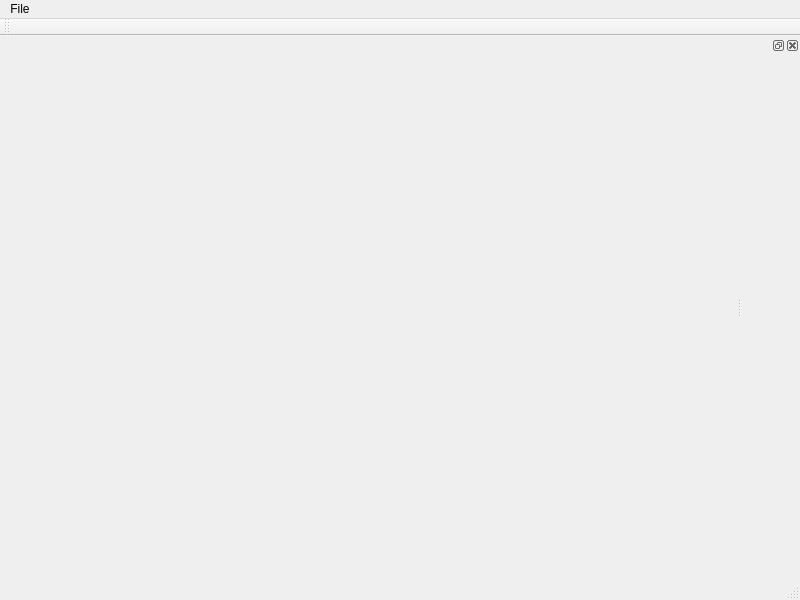
The window that form.ui (bgallois/LapsAnalyzer) describes before a commit, drawn with Qt 5.
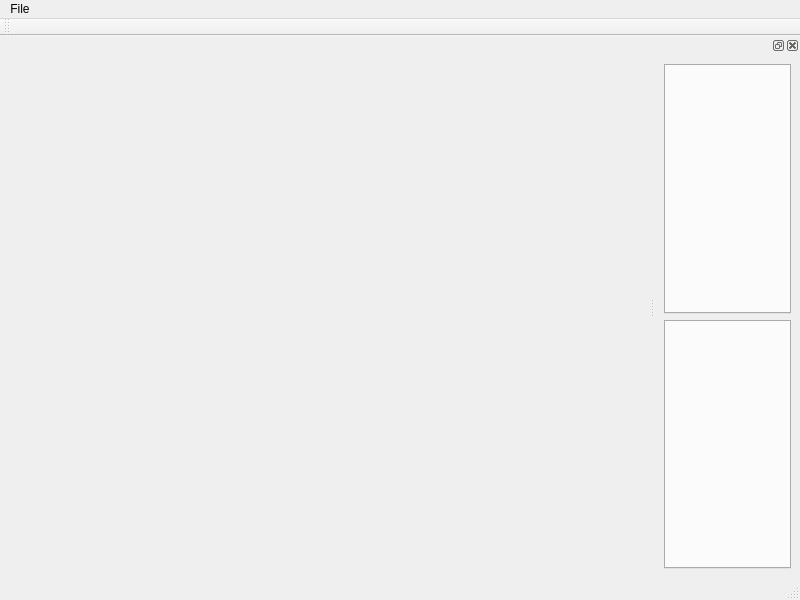
The same window after the commit.

Diff of the .ui file:
```diff
--- a/form.ui
+++ b/form.ui
@@ -38,7 +38,23 @@
    <attribute name="dockWidgetArea">
     <number>2</number>
    </attribute>
-   <widget class="QWidget" name="dockWidgetContents"/>
+   <widget class="QWidget" name="dockWidgetContents">
+    <layout class="QGridLayout" name="gridLayout_2">
+     <item row="0" column="0">
+      <widget class="QTabWidget" name="statTab">
+       <property name="tabPosition">
+        <enum>QTabWidget::North</enum>
+       </property>
+       <property name="movable">
+        <bool>true</bool>
+       </property>
+      </widget>
+     </item>
+     <item row="1" column="0">
+      <widget class="QTabWidget" name="statTab1"/>
+     </item>
+    </layout>
+   </widget>
   </widget>
   <widget class="QToolBar" name="toolBar">
    <property name="windowTitle">
```
